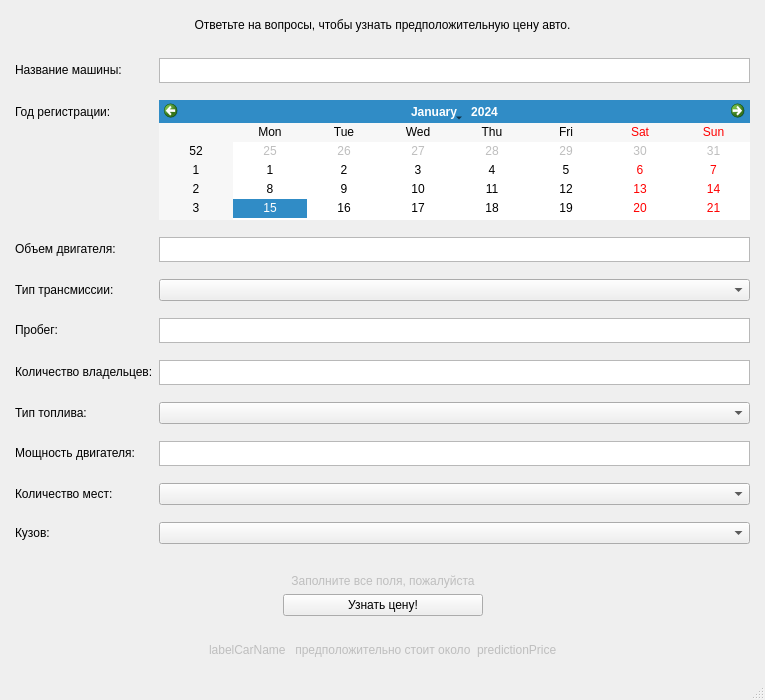
The window that untitled.ui (azamat-happy/car_stat) describes before a commit, drawn with Qt 5.
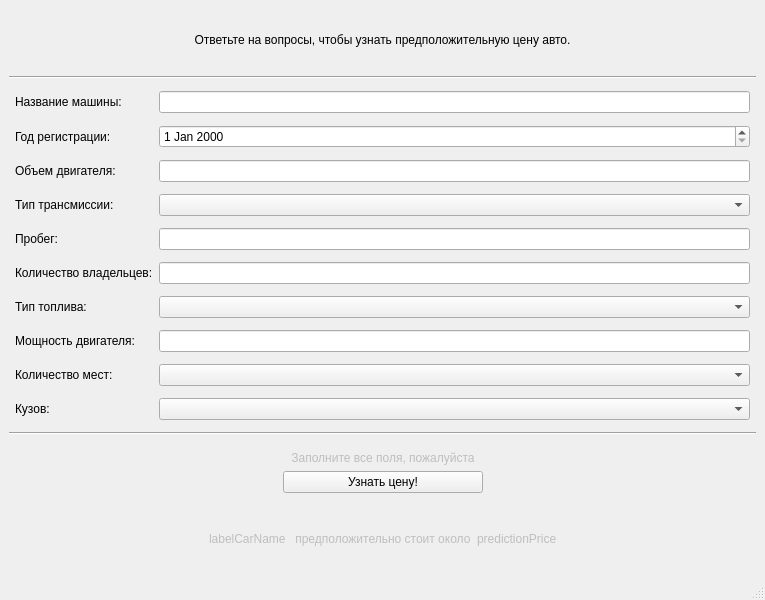
The same window after the commit.

Diff of the .ui file:
```diff
--- a/untitled.ui
+++ b/untitled.ui
@@ -7,7 +7,7 @@
     <x>0</x>
     <y>0</y>
     <width>765</width>
-    <height>700</height>
+    <height>600</height>
    </rect>
   </property>
   <property name="maximumSize">
@@ -43,6 +43,13 @@
       </layout>
      </widget>
     </item>
+    <item>
+     <widget class="Line" name="line">
+      <property name="orientation">
+       <enum>Qt::Horizontal</enum>
+      </property>
+     </widget>
+    </item>
     <item>
      <layout class="QFormLayout" name="formLayout">
       <property name="sizeConstraint">
@@ -66,27 +73,15 @@
       <property name="bottomMargin">
        <number>6</number>
       </property>
+      <item row="1" column="0">
+       <widget class="QLabel" name="labelCarName">
+        <property name="text">
+         <string>Название машины:</string>
+        </property>
+       </widget>
+      </item>
       <item row="1" column="1">
-       <widget class="QTextBrowser" name="textBrowser">
-        <property name="sizePolicy">
-         <sizepolicy hsizetype="Expanding" vsizetype="Fixed">
-          <horstretch>0</horstretch>
-          <verstretch>0</verstretch>
-         </sizepolicy>
-        </property>
-        <property name="maximumSize">
-         <size>
-          <width>16777215</width>
-          <height>25</height>
-         </size>
-        </property>
-        <property name="baseSize">
-         <size>
-          <width>123</width>
-          <height>12</height>
-         </size>
-        </property>
-       </widget>
+       <widget class="QLineEdit" name="lineEdit"/>
       </item>
       <item row="2" column="0">
        <widget class="QLabel" name="labelRegName">
@@ -95,22 +90,6 @@
         </property>
        </widget>
       </item>
-      <item row="2" column="1">
-       <widget class="QCalendarWidget" name="calendarWidget">
-        <property name="sizePolicy">
-         <sizepolicy hsizetype="Preferred" vsizetype="Preferred">
-          <horstretch>0</horstretch>
-          <verstretch>0</verstretch>
-         </sizepolicy>
-        </property>
-        <property name="maximumSize">
-         <size>
-          <width>16777215</width>
-          <height>120</height>
-         </size>
-        </property>
-       </widget>
-      </item>
       <item row="3" column="0">
        <widget class="QLabel" name="labelEngineCapacity">
         <property name="text">
@@ -119,26 +98,7 @@
        </widget>
       </item>
       <item row="3" column="1">
-       <widget class="QTextBrowser" name="textBrowser_2">
-        <property name="sizePolicy">
-         <sizepolicy hsizetype="Expanding" vsizetype="Fixed">
-          <horstretch>0</horstretch>
-          <verstretch>0</verstretch>
-         </sizepolicy>
-        </property>
-        <property name="maximumSize">
-         <size>
-          <width>16777215</width>
-          <height>25</height>
-         </size>
-        </property>
-        <property name="baseSize">
-         <size>
-          <width>123</width>
-          <height>12</height>
-         </size>
-        </property>
-       </widget>
+       <widget class="QLineEdit" name="lineEdit_2"/>
       </item>
       <item row="4" column="0">
        <widget class="QLabel" name="labelTransmissionType">
@@ -167,28 +127,6 @@
         </property>
        </widget>
       </item>
-      <item row="5" column="1">
-       <widget class="QTextBrowser" name="textBrowser_3">
-        <property name="sizePolicy">
-         <sizepolicy hsizetype="Expanding" vsizetype="Fixed">
-          <horstretch>0</horstretch>
-          <verstretch>0</verstretch>
-         </sizepolicy>
-        </property>
-        <property name="maximumSize">
-         <size>
-          <width>16777215</width>
-          <height>25</height>
-         </size>
-        </property>
-        <property name="baseSize">
-         <size>
-          <width>123</width>
-          <height>12</height>
-         </size>
-        </property>
-       </widget>
-      </item>
       <item row="6" column="0">
        <widget class="QLabel" name="labeNumOwners">
         <property name="text">
@@ -196,28 +134,6 @@
         </property>
        </widget>
       </item>
-      <item row="6" column="1">
-       <widget class="QTextBrowser" name="textBrowser_4">
-        <property name="sizePolicy">
-         <sizepolicy hsizetype="Expanding" vsizetype="Fixed">
-          <horstretch>0</horstretch>
-          <verstretch>0</verstretch>
-         </sizepolicy>
-        </property>
-        <property name="maximumSize">
-         <size>
-          <width>16777215</width>
-          <height>25</height>
-         </size>
-        </property>
-        <property name="baseSize">
-         <size>
-          <width>123</width>
-          <height>12</height>
-         </size>
-        </property>
-       </widget>
-      </item>
       <item row="7" column="0">
        <widget class="QLabel" name="labelFuelType">
         <property name="text">
@@ -245,28 +161,6 @@
         </property>
        </widget>
       </item>
-      <item row="8" column="1">
-       <widget class="QTextBrowser" name="textBrowser_5">
-        <property name="sizePolicy">
-         <sizepolicy hsizetype="Expanding" vsizetype="Fixed">
-          <horstretch>0</horstretch>
-          <verstretch>0</verstretch>
-         </sizepolicy>
-        </property>
-        <property name="maximumSize">
-         <size>
-          <width>16777215</width>
-          <height>25</height>
-         </size>
-        </property>
-        <property name="baseSize">
-         <size>
-          <width>123</width>
-          <height>12</height>
-         </size>
-        </property>
-       </widget>
-      </item>
       <item row="9" column="0">
        <widget class="QLabel" name="labelNumSeats">
         <property name="text">
@@ -307,15 +201,27 @@
         </property>
        </widget>
       </item>
-      <item row="1" column="0">
-       <widget class="QLabel" name="labelCarName">
-        <property name="text">
-         <string>Название машины:</string>
-        </property>
-       </widget>
+      <item row="5" column="1">
+       <widget class="QLineEdit" name="lineEdit_3"/>
+      </item>
+      <item row="6" column="1">
+       <widget class="QLineEdit" name="lineEdit_4"/>
+      </item>
+      <item row="8" column="1">
+       <widget class="QLineEdit" name="lineEdit_5"/>
+      </item>
+      <item row="2" column="1">
+       <widget class="QDateEdit" name="dateEdit"/>
       </item>
      </layout>
     </item>
+    <item>
+     <widget class="Line" name="line_2">
+      <property name="orientation">
+       <enum>Qt::Horizontal</enum>
+      </property>
+     </widget>
+    </item>
     <item>
      <widget class="QWidget" name="widget_12" native="true">
       <layout class="QHBoxLayout" name="horizontalLayout_13">
@@ -352,6 +258,9 @@
             <property name="enabled">
              <bool>false</bool>
             </property>
+            <property name="inputMethodHints">
+             <set>Qt::ImhNone</set>
+            </property>
             <property name="text">
              <string>Заполните все поля, пожалуйста</string>
             </property>
```
